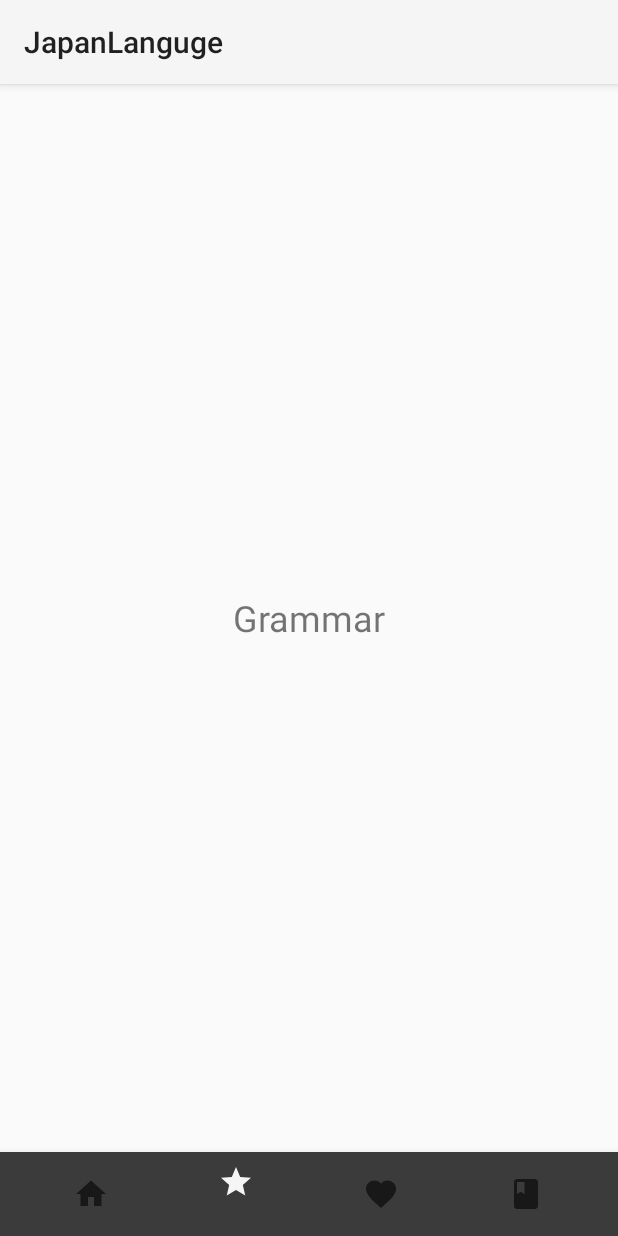
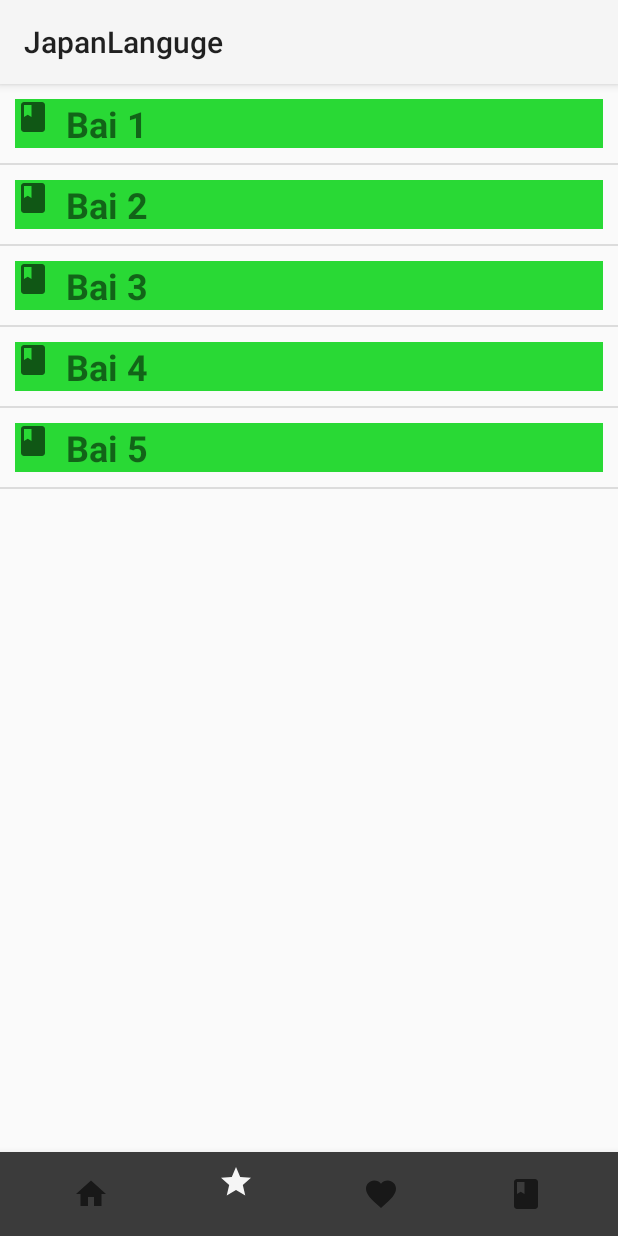
Before and after one commit to DucTai99/japanproject, an Android app: the screen it shows after launch (MainActivity), item 2 of the bottom bar chosen, on a phone screen of 412 x 824 dp. Run offline under Robolectric (Android 15) with nearby library versions, the phone set to English and light mode, and no system bars.

Commit message:
create data grammar

```diff
--- a/app/src/main/java/com/example/japan/Grammar.java
+++ b/app/src/main/java/com/example/japan/Grammar.java
@@ -1,16 +1,41 @@
 package com.example.japan;
 
 import android.os.Bundle;
+import android.util.Log;
 import android.view.LayoutInflater;
 import android.view.View;
 import android.view.ViewGroup;
+import android.widget.ListView;
 
 import androidx.fragment.app.Fragment;
 
+import com.example.japan.adapter.ObjectAdapter;
+import com.example.japan.model.ObjectGeneral;
+
+import java.util.ArrayList;
+import java.util.List;
+
 public class Grammar extends Fragment {
+    ListView listView;
+    ObjectAdapter adapter;
     @Override
     public View onCreateView(LayoutInflater inflater, ViewGroup container,
                              Bundle savedInstanceState) {
-        return inflater.inflate(R.layout.fragment_grammar, container, false);
+        Log.d("AAA","KO2");
+        View view = inflater.inflate(R.layout.fragment_grammar, container, false);
+        listView = (ListView) view.findViewById(R.id.listView);
+//        listView.findViewById(R.id.listView);
+        Log.d("AAA","KO");
+        List<ObjectGeneral> listGrammar = new ArrayList<ObjectGeneral>();
+        listGrammar.add(new ObjectGeneral(1,"Bai 1","qwertyui"));
+        listGrammar.add(new ObjectGeneral(2,"Bai 2","qwertyui"));
+        listGrammar.add(new ObjectGeneral(3,"Bai 3","qwertyui"));
+        listGrammar.add(new ObjectGeneral(4,"Bai 4","qwertyui"));
+        listGrammar.add(new ObjectGeneral(5,"Bai 5","qwertyui"));
+        Log.d("AAA",listGrammar.toString());
+        adapter = new ObjectAdapter(getActivity(),R.layout.row,listGrammar);
+        Log.d("AAA","OKOK");
+        listView.setAdapter(adapter);
+        return view;
     }
 }
--- a/app/src/main/java/com/example/japan/adapter/ObjectAdapter.java
+++ b/app/src/main/java/com/example/japan/adapter/ObjectAdapter.java
@@ -18,15 +18,15 @@ public class ObjectAdapter extends BaseAdapter {
     private int layout;
     private List<ObjectGeneral> list;
 
-    public ObjectAdapter(Context contextDelete, int layout, List<ObjectGeneral> lopList) {
+    public ObjectAdapter(Context contextDelete, int layout, List<ObjectGeneral> list) {
         this.context = contextDelete;
         this.layout = layout;
-        this.list = lopList;
+        this.list = list;
     }
 
     @Override
     public int getCount() {
-        return 0;
+        return list.size();
     }
 
     @Override
--- a/app/src/main/res/layout/fragment_grammar.xml
+++ b/app/src/main/res/layout/fragment_grammar.xml
@@ -5,12 +5,8 @@
     android:layout_height="match_parent"
     tools:context=".Grammar">
 
-    <!-- TODO: Update blank fragment layout -->
-    <TextView
+    <ListView
+        android:id="@+id/listView"
         android:layout_width="match_parent"
-        android:layout_height="match_parent"
-        android:gravity="center"
-        android:textSize="24dp"
-        android:text="Grammar" />
-
+        android:layout_height="match_parent" />
 </RelativeLayout>
```
